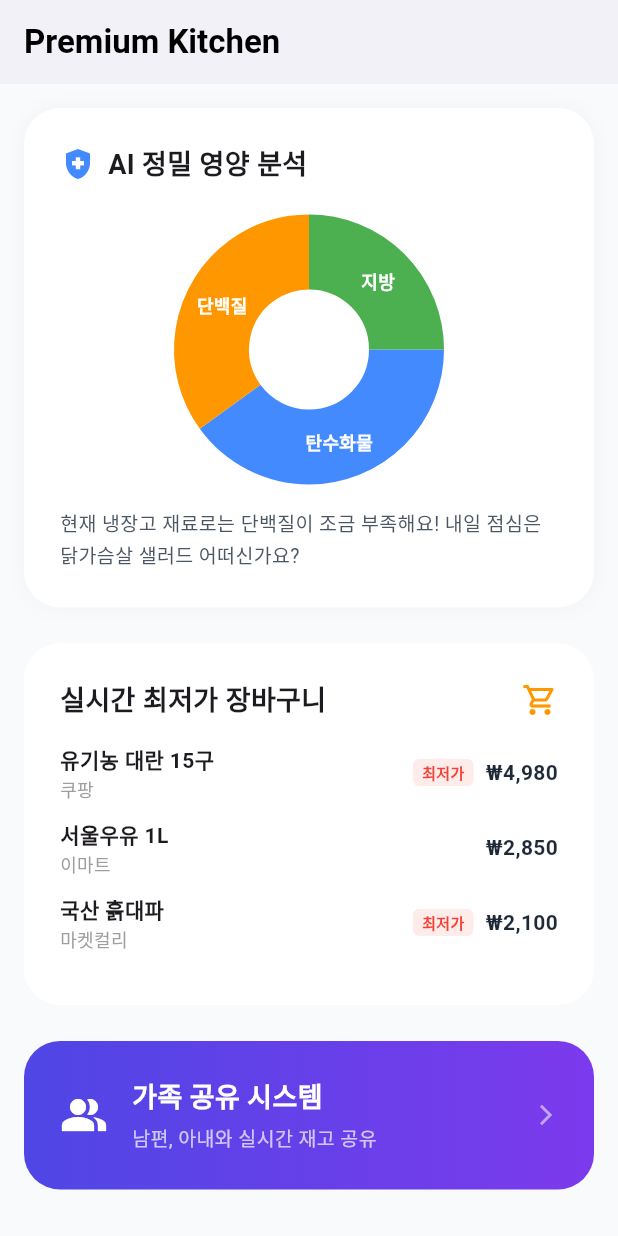
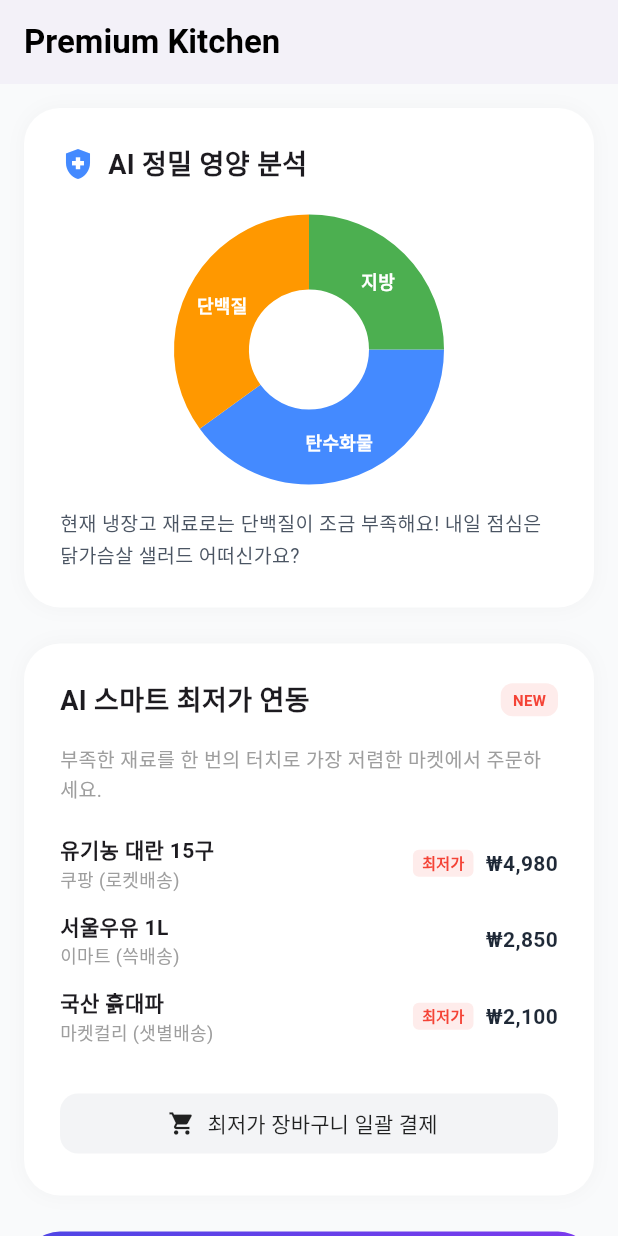
Before and after one commit to milleakamo/fridge_recipe, a Flutter app: the PremiumScreen screen opened directly, scrolled down 576 dp, on a phone screen of 412 x 824 dp. Run offline on Flutter 3.47's test engine with Material 3 defaults, Android fonts, the phone set to English and light mode, and no system bars; drawn by our look-alikes of fl_chart, flutter_animate; our stand-ins replace animated_text_kit, camera, hive, hive_flutter, image_picker; missing offline and left inert: flutter_barcode_scanner, flutter_confetti; accounts and stored records are empty; Roboto replaces fonts that are missing (Pretendard).

```diff
--- a/lib/screens/home_screen.dart
+++ b/lib/screens/home_screen.dart
@@ -270,7 +270,7 @@ class _HomeScreenState extends State<HomeScreen> with SingleTickerProviderStateM
                 color: Colors.blue.withOpacity(0.1),
                 borderRadius: BorderRadius.circular(4),
               ),
-              child: const Text('v1.2.0 (AI Vision Sync)',
+              child: const Text('v1.2.4 Stable (AI Vision Complete)',
                 style: TextStyle(color: Colors.blue, fontSize: 10, fontWeight: FontWeight.bold)),
             ),
           ],
--- a/lib/screens/premium_screen.dart
+++ b/lib/screens/premium_screen.dart
@@ -281,21 +281,46 @@ class _PremiumScreenState extends State<PremiumScreen> {
       decoration: BoxDecoration(
         color: Colors.white,
         borderRadius: BorderRadius.circular(24),
+        boxShadow: [BoxShadow(color: Colors.black.withOpacity(0.03), blurRadius: 10)],
       ),
       child: Column(
         crossAxisAlignment: CrossAxisAlignment.start,
         children: [
-          const Row(
+          Row(
             mainAxisAlignment: MainAxisAlignment.spaceBetween,
             children: [
-              Text('실시간 최저가 장바구니', style: TextStyle(fontSize: 18, fontWeight: FontWeight.bold)),
-              Icon(Icons.shopping_cart_outlined, color: Colors.orange),
+              const Text('AI 스마트 최저가 연동', style: TextStyle(fontSize: 18, fontWeight: FontWeight.bold)),
+              Container(
+                padding: const EdgeInsets.symmetric(horizontal: 8, vertical: 4),
+                decoration: BoxDecoration(
+                  color: Colors.red.withOpacity(0.1),
+                  borderRadius: BorderRadius.circular(8),
+                ),
+                child: const Text('NEW', style: TextStyle(color: Colors.red, fontSize: 10, fontWeight: FontWeight.bold)),
+              ),
             ],
           ),
           const SizedBox(height: 16),
-          _buildPriceItem('유기농 대란 15구', '쿠팡', '₩4,980', true),
-          _buildPriceItem('서울우유 1L', '이마트', '₩2,850', false),
-          _buildPriceItem('국산 흙대파', '마켓컬리', '₩2,100', true),
+          const Text('부족한 재료를 한 번의 터치로 가장 저렴한 마켓에서 주문하세요.', style: TextStyle(color: Colors.grey, fontSize: 13)),
+          const SizedBox(height: 20),
+          _buildPriceItem('유기농 대란 15구', '쿠팡 (로켓배송)', '₩4,980', true),
+          _buildPriceItem('서울우유 1L', '이마트 (쓱배송)', '₩2,850', false),
+          _buildPriceItem('국산 흙대파', '마켓컬리 (샛별배송)', '₩2,100', true),
+          const SizedBox(height: 16),
+          SizedBox(
+            width: double.infinity,
+            child: ElevatedButton.icon(
+              onPressed: () {},
+              icon: const Icon(Icons.shopping_cart, size: 18),
+              label: const Text('최저가 장바구니 일괄 결제'),
+              style: ElevatedButton.styleFrom(
+                backgroundColor: const Color(0xFFF3F4F6),
+                foregroundColor: Colors.black87,
+                elevation: 0,
+                shape: RoundedRectangleBorder(borderRadius: BorderRadius.circular(12)),
+              ),
+            ),
+          ),
         ],
       ),
     ).animate().fadeIn(delay: 400.ms).slideY(begin: 0.1);
```
